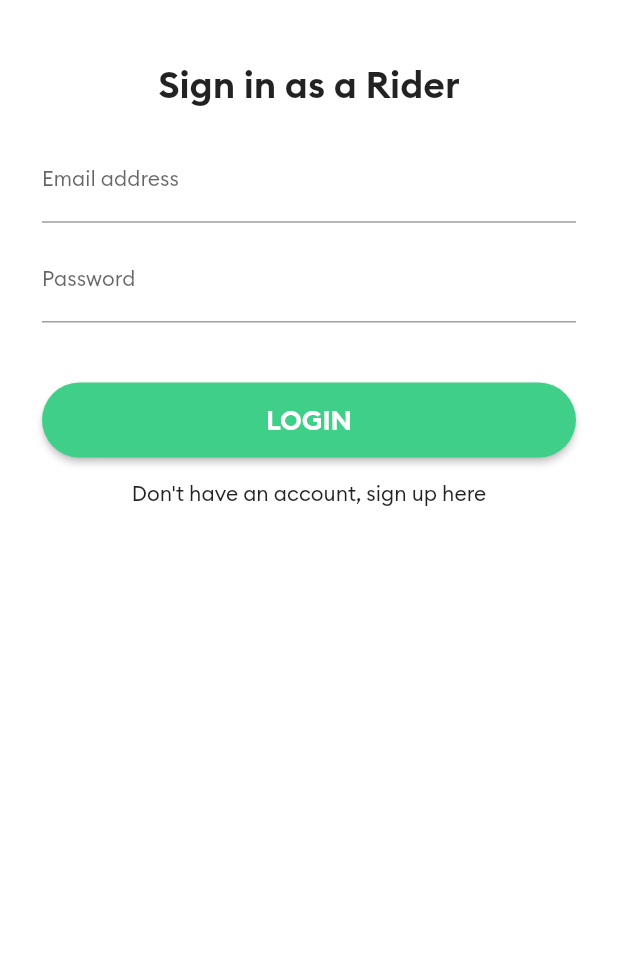
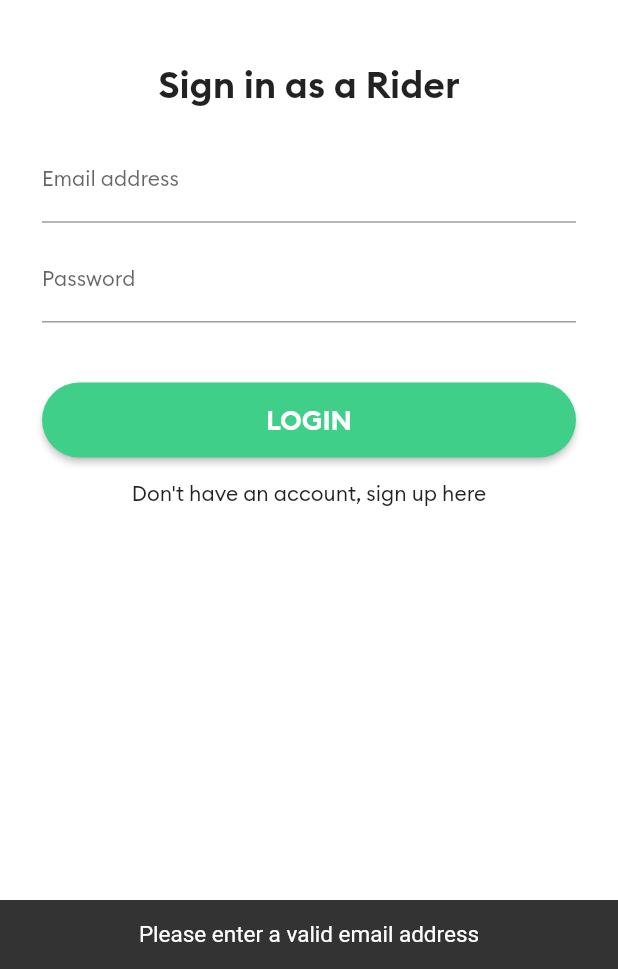
Before and after one commit to tilakparth/cab_rider, a Flutter app: the screen it shows after launch, after a tap on "Already have a RIDER account? Log in", after a tap on "LOGIN", on a phone screen of 412 x 824 dp, the part 267-1236 px from its top. Run offline on Flutter 3.47's test engine with Material 2 defaults, Android fonts, the phone set to English and light mode, and no system bars; our stand-ins replace connectivity, firebase_auth, firebase_core, firebase_database; accounts and stored records are empty.

Commit message:
Firebase authentication integrated with login page

```diff
--- a/lib/screens/loginPage.dart
+++ b/lib/screens/loginPage.dart
@@ -1,10 +1,75 @@
+import 'package:cab_rider/screens/mainpage.dart';
 import 'package:cab_rider/screens/registrationpage.dart';
+import 'package:cab_rider/widgets/ProgressDialog.dart';
+import 'package:connectivity/connectivity.dart';
+import 'package:firebase_auth/firebase_auth.dart';
+import 'package:firebase_database/firebase_database.dart';
 import 'package:flutter/material.dart';
 import 'package:cab_rider/widgets/TaxiButton.dart';
 import 'package:cab_rider/brand_colors.dart';
+import 'package:flutter/services.dart';
 
-class LoginPage extends StatelessWidget {
+class LoginPage extends StatefulWidget {
   static const String id = "login";
+
+  @override
+  _LoginPageState createState() => _LoginPageState();
+}
+
+class _LoginPageState extends State<LoginPage> {
+  void showSnackBar(title, context) {
+    final SnackBar snackBar = SnackBar(
+      content: Text(
+        title,
+        textAlign: TextAlign.center,
+        style: TextStyle(fontSize: 15),
+      ),
+    );
+    ScaffoldMessenger.of(context).showSnackBar(snackBar);
+  }
+
+  final FirebaseAuth _auth = FirebaseAuth.instance;
+
+  var emailController = TextEditingController();
+
+  var passwordController = TextEditingController();
+
+  void login() async {
+    //show please wait dialog
+    showDialog(
+      barrierDismissible: false,
+      context: context,
+      builder: (BuildContext context) => ProgressDialog(
+        status: 'Logging you in',
+      ),
+    );
+
+    final User? user = (await _auth
+            .signInWithEmailAndPassword(
+      email: emailController.text,
+      password: passwordController.text,
+    )
+            .catchError((ex) {
+      //check error and display message
+      Navigator.pop(context);
+      PlatformException thisEx = ex;
+      showSnackBar(thisEx.message, context);
+    }))
+        .user;
+
+    if (user != null) {
+      // verify login
+      DatabaseReference userRef =
+          FirebaseDatabase.instance.reference().child('users/${user.uid}');
+      userRef.once().then((DataSnapshot snapshot) {
+        if (snapshot.value != null) {
+          Navigator.pushNamedAndRemoveUntil(
+              context, MainPage.id, (route) => false);
+        }
+      });
+    }
+  }
+
   @override
   Widget build(BuildContext context) {
     return Scaffold(
@@ -39,7 +104,7 @@
                     padding: EdgeInsets.all(20.0),
                     child: Column(children: <Widget>[
                       TextField(
-                        // controller: emailController,
+                        controller: emailController,
                         keyboardType: TextInputType.emailAddress,
                         decoration: InputDecoration(
                             labelText: 'Email address',
@@ -54,7 +119,7 @@
                         height: 10,
                       ),
                       TextField(
-                        // controller: passwordController,
+                        controller: passwordController,
                         obscureText: true,
                         decoration: InputDecoration(
                             labelText: 'Password',
@@ -72,7 +137,30 @@
                         title: 'LOGIN',
                         color: BrandColors.colorGreen,
                         // color: BrandColors.colorGreen,
-                        onPressed: () {},
+                        onPressed: () async {
+                          //check network availability
+
+                          var connectivityResult =
+                              await Connectivity().checkConnectivity();
+                          if (connectivityResult != ConnectivityResult.mobile &&
+                              connectivityResult != ConnectivityResult.wifi) {
+                            showSnackBar('No internet connectivity', context);
+                            return;
+                          }
+
+                          if (!emailController.text.contains('@')) {
+                            showSnackBar(
+                                'Please enter a valid email address', context);
+                            return;
+                          }
+
+                          if (passwordController.text.length < 8) {
+                            showSnackBar(
+                                'Please enter a valid password', context);
+                            return;
+                          }
+                          login();
+                        },
                       ),
                       FlatButton(
                           onPressed: () {
```
